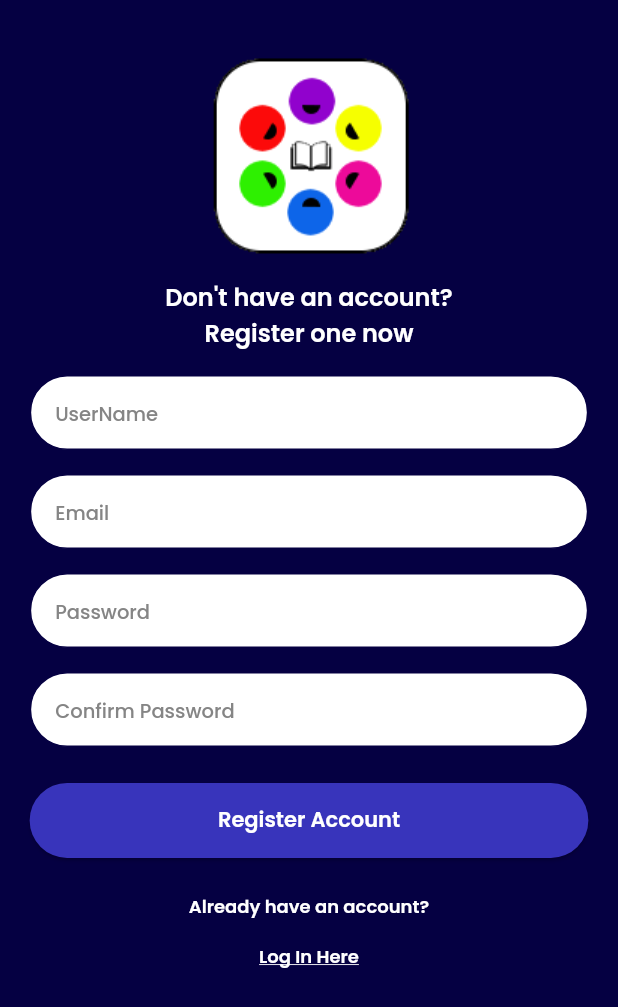
After one commit to Unknownstranger-debug/studyApp_app, a Flutter app: the LoginScreen screen opened directly, on a phone screen of 412 x 824 dp. The commit adds this screen. Shown: the top 1007 px of the screen. Run offline on Flutter 3.47's test engine with Material 2 defaults, Android fonts, the phone set to English and light mode, and no system bars; our stand-ins replace get, google_fonts.

Commit message:
register screen added

```diff
--- a/lib/constants/exports.dart
+++ b/lib/constants/exports.dart
@@ -4,3 +4,4 @@ export 'package:project_app/constants/app_images.dart';
 export 'package:project_app/constants/app_icons.dart';
 export 'package:project_app/constants/app_text_styles.dart';
 export 'package:project_app/constants/sizes.dart';
+export 'package:project_app/widgets/custom_text_field.dart';
--- /dev/null
+++ b/lib/controllers/login_controller.dart
@@ -0,0 +1,11 @@
+import 'package:flutter/material.dart';
+import 'package:get/get.dart';
+
+class LoginController extends GetxController {
+
+  TextEditingController userNameController = TextEditingController();
+  TextEditingController emailController = TextEditingController();
+  TextEditingController passwordController = TextEditingController();
+  TextEditingController confirmPasswordController = TextEditingController();
+
+}
--- a/lib/main.dart
+++ b/lib/main.dart
@@ -1,4 +1,5 @@
 import 'package:flutter/material.dart';
+import 'package:get/get.dart';
 
 import 'screens/splash/splash_screen.dart';
 
@@ -9,12 +10,12 @@ void main() {
 class MyApp extends StatelessWidget {
   @override
   Widget build(BuildContext context) {
-    return MaterialApp(
+    return GetMaterialApp(
       debugShowCheckedModeBanner: false,
       theme: ThemeData(
         primarySwatch: Colors.blue,
       ),
-      home: SplashScreen(),
+      home: const SplashScreen(),
       /*routes: {
         SignScreen.routeName: (_) {
           return SignScreen();
--- /dev/null
+++ b/lib/screens/auth/login/login_screen.dart
@@ -0,0 +1,104 @@
+import 'package:flutter/material.dart';
+import 'package:get/get.dart';
+import 'package:project_app/widgets/custom_button.dart';
+
+import '../../../constants/exports.dart';
+import '../../../controllers/login_controller.dart';
+
+class LoginScreen extends GetView<LoginController> {
+  const LoginScreen({Key? key}) : super(key: key);
+
+  @override
+  Widget build(BuildContext context) {
+    Get.put(LoginController());
+    return Scaffold(
+      backgroundColor: AppColors.primaryColor,
+      body: SafeArea(
+        child: SizedBox(
+          height: screenHeight(context),
+          width: screenWidth(context),
+          child: Column(
+            children: [
+              /// top logo
+              SizedBox(height: screenHeight(context) * 0.04),
+              Image.asset(AppImages.appLogo),
+
+              /// register now texts
+              const SizedBox(height: 8.0),
+              Text(
+                'Don\'t have an account? \nRegister one now',
+                textAlign: TextAlign.center,
+                style: poppinsSemiBold.copyWith(
+                  fontSize: 16.0,
+                  color: AppColors.whiteColor,
+                ),
+              ),
+
+              /// username field
+              const SizedBox(height: 16.0),
+              CustomTextField(
+                controller: controller.userNameController,
+                hintText: 'UserName',
+              ),
+
+              /// email field
+              const SizedBox(height: 16.0),
+              CustomTextField(
+                controller: controller.emailController,
+                hintText: 'Email',
+              ),
+
+              /// password field
+              const SizedBox(height: 16.0),
+              CustomTextField(
+                controller: controller.passwordController,
+                hintText: 'Password',
+              ),
+
+              /// confirm password field
+              const SizedBox(height: 16.0),
+              CustomTextField(
+                controller: controller.confirmPasswordController,
+                hintText: 'Confirm Password',
+              ),
+
+              /// register account button
+              const SizedBox(height: 24.0),
+              Padding(
+                padding: EdgeInsets.symmetric(
+                    horizontal: screenHeight(context) * 0.024),
+                child: CustomButton(
+                  onTap: () {},
+                  btnText: 'Register Account',
+                ),
+              ),
+
+              /// login here button
+              const SizedBox(height: 24.0),
+              Text(
+                'Already have an account?',
+                textAlign: TextAlign.center,
+                style: poppinsSemiBold.copyWith(
+                  fontSize: 12.0,
+                  color: AppColors.whiteColor,
+                ),
+              ),
+              TextButton(
+                onPressed: () {},
+                child: Text(
+                  'Log In Here',
+                  textAlign: TextAlign.center,
+                  style: poppinsSemiBold.copyWith(
+                    fontSize: 12.0,
+                    color: AppColors.whiteColor,
+                    decoration: TextDecoration.underline,
+                  ),
+                ),
+              ),
+            ],
+          ),
+        ),
+      ),
+    );
+  }
+}
--- a/lib/screens/splash/splash_screen.dart
+++ b/lib/screens/splash/splash_screen.dart
@@ -3,6 +3,7 @@ import 'package:get/get.dart';
 
 import '../../constants/exports.dart';
 import '../../controllers/splash_controller.dart';
+import '../auth/login/login_screen.dart';
 
 class SplashScreen extends GetView<SplashController> {
   const SplashScreen({Key? key}) : super(key: key);
@@ -13,7 +14,11 @@ class SplashScreen extends GetView<SplashController> {
     return Scaffold(
       backgroundColor: AppColors.primaryColor,
 
-      body: SizedBox(
+      body: GestureDetector(
+        onTap: (){
+          Get.to(const LoginScreen());
+        },
+        child: SizedBox(
           height: screenHeight(context),
           width: screenWidth(context),
           child: Column(
@@ -39,6 +44,7 @@ class SplashScreen extends GetView<SplashController> {
             ],
           ),
         ),
+      ),
     );
   }
 }
--- /dev/null
+++ b/lib/widgets/custom_button.dart
@@ -0,0 +1,50 @@
+import 'package:flutter/material.dart';
+
+import '../constants/exports.dart';
+
+class CustomButton extends StatelessWidget {
+  final double? width;
+  final double? height;
+  final double? radius;
+  final double? fontSize;
+  final String? btnText;
+  final Color? btnColor;
+  final Color? btnTextColor;
+  final VoidCallback? onTap;
+
+  const CustomButton({
+    Key? key,
+    this.width,
+    this.height = 50.0,
+    this.radius,
+    this.fontSize = 14.0,
+    this.btnText = 'Button Text',
+    this.btnColor = AppColors.blueDarkColor,
+    this.btnTextColor = AppColors.whiteColor,
+    required this.onTap,
+  }) : super(key: key);
+
+  @override
+  Widget build(BuildContext context) {
+    return ElevatedButton(
+      style: ElevatedButton.styleFrom(
+        minimumSize: Size(width ?? MediaQuery.of(context).size.width, height!),
+        primary: btnColor,
+        elevation: 1.0,
+        shape: RoundedRectangleBorder(
+          borderRadius: BorderRadius.circular(radius ?? 30.0),
+        ),
+      ),
+      onPressed: onTap,
+      child: Center(
+        child: Text(
+          btnText!,
+          style: poppinsSemiBold.copyWith(
+            color: btnTextColor,
+            fontSize: fontSize,
+          ),
+        ),
+      ),
+    );
+  }
+}
--- /dev/null
+++ b/lib/widgets/custom_text_field.dart
@@ -0,0 +1,69 @@
+import 'package:flutter/material.dart';
+
+import '../constants/exports.dart';
+
+class CustomTextField extends StatelessWidget {
+  final TextEditingController? controller;
+  final TextInputType? keyboardType;
+  final String? hintText;
+  final bool? obscureText;
+  final String? obscureCharacter;
+
+  const CustomTextField({Key? key,
+    required this.controller,
+    required this.hintText,
+    this.keyboardType = TextInputType.text,
+    this.obscureText = false,
+    this.obscureCharacter = '*',
+  }) : super(key: key);
+
+  @override
+  Widget build(BuildContext context) {
+    return Padding(
+      padding: EdgeInsets.symmetric(horizontal: screenHeight(context) * 0.024),
+      child: Column(
+        crossAxisAlignment: CrossAxisAlignment.start,
+        mainAxisAlignment: MainAxisAlignment.start,
+        children: [
+          /*Text(headingText!,
+            style: poppinsRegular.copyWith(
+              fontSize: 16.0,
+              color: AppColors.whiteColor,
+            ),
+          ),
+          SizedBox(height: screenHeight(context) * 0.012),*/
+          Container(
+            height: 50,
+            decoration: BoxDecoration(
+              borderRadius: BorderRadius.circular(50.0),
+              color: AppColors.whiteColor,
+              border: Border.all(
+                width: 1.0,
+                color: AppColors.primaryColor,
+              ),
+            ),
+            child: TextFormField(
+              style: poppinsRegular.copyWith(
+                fontSize: 16.0,
+                color: AppColors.blackColor,
+              ),
+              controller: controller,
+              keyboardType: keyboardType,
+              obscureText: obscureText!,
+              obscuringCharacter: obscureCharacter!,
+              decoration: InputDecoration(
+                border: InputBorder.none,
+                contentPadding: const EdgeInsets.only(left: 16.0, bottom: 0.0),
+                hintText: hintText,
+                hintStyle: poppinsRegular.copyWith(
+                  fontSize: 13.0,
+                  color: AppColors.greyColor,
+                ),
+              ),
+            ),
+          ),
+        ],
+      ),
+    );
+  }
+}
```
Also changed, not shown: lib/screens/auth/forgot_password/forgot_pass_screen.dart (added), lib/screens/auth/signup/signup_screen.dart (added), 1 other file. Lines whose indentation alone changed are shown as unchanged.
